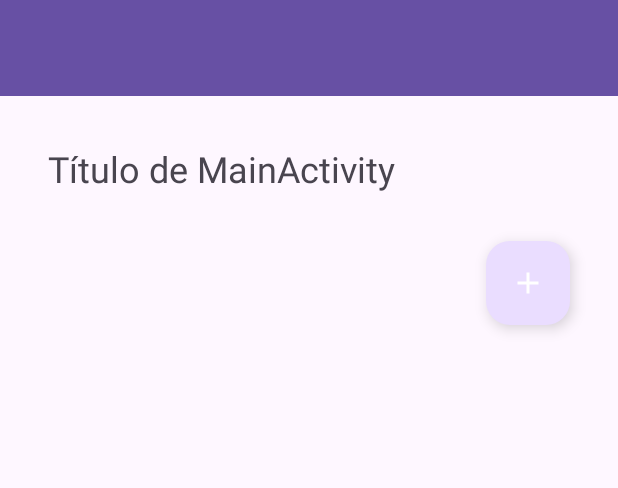
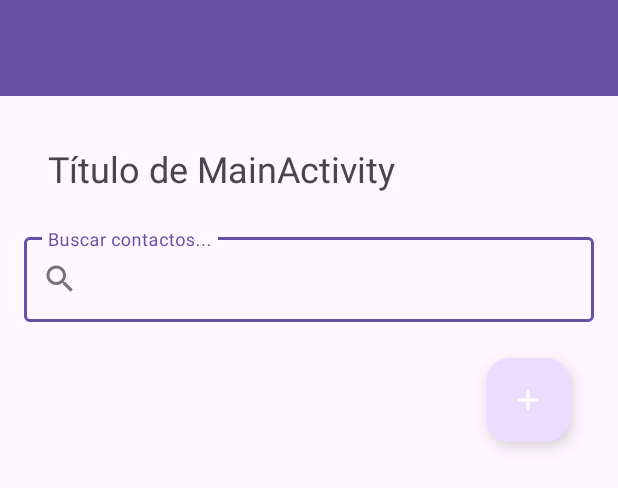
Before and after one commit to mJosevl/ContactApp, an Android app: the layout activity_main.xml on its own in the app's theme, with its tools: preview values and no code run, on a phone screen of 412 x 824 dp. Shown: the top 488 px of the screen. Run offline under Robolectric (Android 15) with nearby library versions, the phone set to English and light mode, and no system bars.

Commit message:
cambios nuevos

```diff
--- a/app/src/main/res/layout/activity_main.xml
+++ b/app/src/main/res/layout/activity_main.xml
@@ -36,6 +36,25 @@
                 android:textSize="24sp"
                 android:gravity="center"
                 android:padding="16dp"/>
+
+            <!-- EditText para búsqueda -->
+            <com.google.android.material.textfield.TextInputLayout
+                android:layout_width="match_parent"
+                android:layout_height="wrap_content"
+                android:layout_marginTop="8dp"
+                android:layout_marginBottom="8dp"
+                android:hint="Buscar contactos..."
+                app:startIconDrawable="@drawable/ic_search"
+                style="@style/Widget.MaterialComponents.TextInputLayout.OutlinedBox">
+
+                <com.google.android.material.textfield.TextInputEditText
+                    android:id="@+id/editTextBusqueda"
+                    android:layout_width="match_parent"
+                    android:layout_height="wrap_content"
+                    android:inputType="text"
+                    android:maxLines="1" />
+
+            </com.google.android.material.textfield.TextInputLayout>
             <ProgressBar
                 android:id="@+id/progressBar"
                 android:layout_width="wrap_content"
@@ -56,7 +75,7 @@
 
 
             <com.google.android.material.floatingactionbutton.FloatingActionButton
-                android:id="@+id/fabAgregarContacto"
+                android:id="@+id/fabAgregar"
                 android:layout_width="wrap_content"
                 android:layout_height="wrap_content"
                 android:layout_gravity="bottom|end"
```
